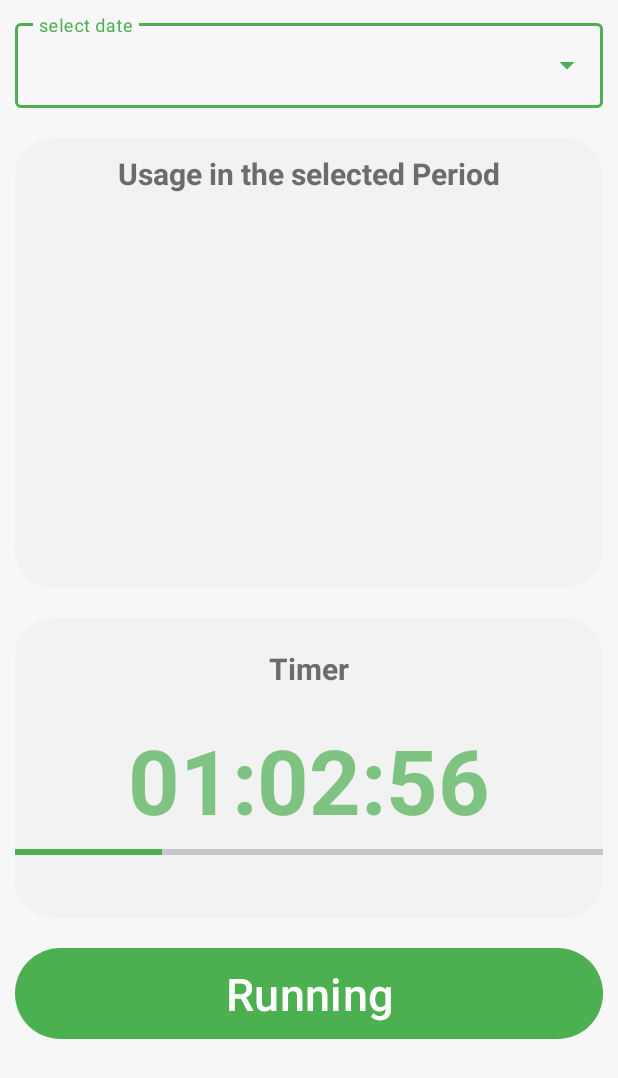
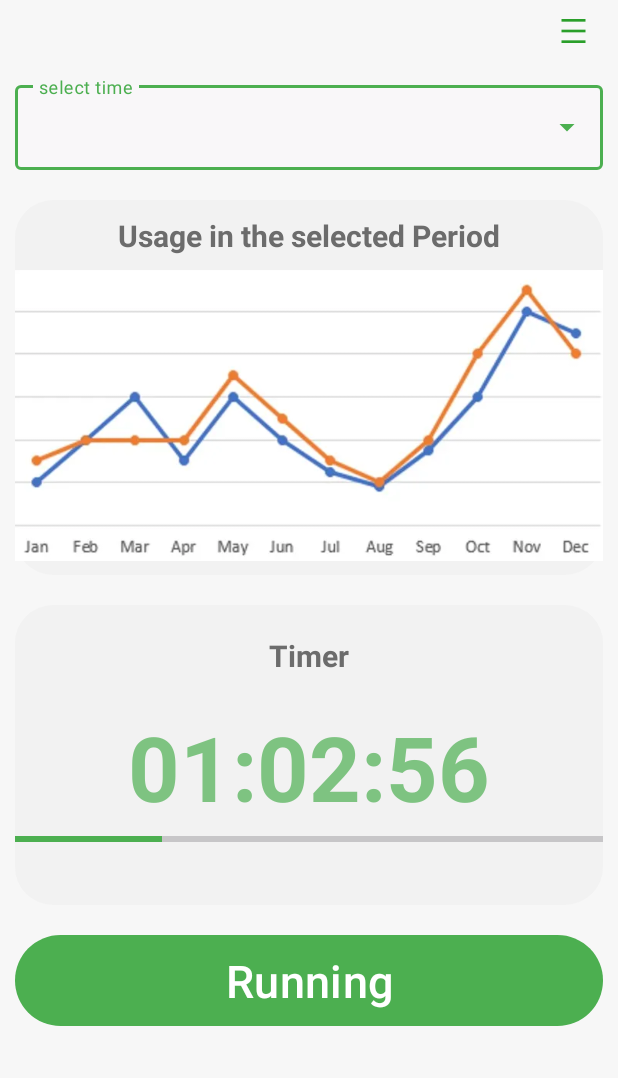
Before and after one commit to collinBlessing/SocialMediaMonitor, an Android app: the screen it shows after launch (MainActivity), on a phone screen of 412 x 824 dp. Shown: the top 1078 px of the screen. Run offline under Robolectric (Android 15) with nearby library versions, the phone set to English and light mode, and no system bars.

Commit message:
replaced with graph

```diff
--- a/app/build.gradle.kts
+++ b/app/build.gradle.kts
@@ -33,6 +33,7 @@ dependencies {
     implementation("androidx.appcompat:appcompat:1.6.1")
     implementation("com.google.android.material:material:1.8.0")
     implementation("androidx.constraintlayout:constraintlayout:2.1.4")
+    implementation("androidx.legacy:legacy-support-v4:1.0.0")
     testImplementation("junit:junit:4.13.2")
     androidTestImplementation("androidx.test.ext:junit:1.1.5")
     androidTestImplementation("androidx.test.espresso:espresso-core:3.5.1")
--- a/app/src/main/java/com/example/socialmediamonitor/MainActivity.java
+++ b/app/src/main/java/com/example/socialmediamonitor/MainActivity.java
@@ -1,6 +1,10 @@
 package com.example.socialmediamonitor;
 
+import androidx.appcompat.app.ActionBar;
+import androidx.appcompat.app.ActionBarDrawerToggle;
 import androidx.appcompat.app.AppCompatActivity;
+import androidx.drawerlayout.widget.DrawerLayout;
+
 import android.os.Bundle;
 import android.view.View;
 import android.widget.AdapterView;
@@ -8,6 +12,9 @@ import android.widget.ArrayAdapter;
 import android.widget.AutoCompleteTextView;
 import android.widget.Button;
 import android.widget.Toast;
+import android.widget.Toolbar;
+
+import com.google.android.material.navigation.NavigationView;
 
 public class MainActivity extends AppCompatActivity {
 
@@ -19,7 +26,9 @@ public class MainActivity extends AppCompatActivity {
 
     //connect button
     Button connectButton;
-
+    DrawerLayout drawerLayout;
+    NavigationView navigationView;
+    Toolbar toolbar;
     @Override
     protected void onCreate(Bundle savedInstanceState) {
         super.onCreate(savedInstanceState);
@@ -33,6 +42,11 @@ public class MainActivity extends AppCompatActivity {
         adapter_items = new ArrayAdapter<>(this, R.layout.list_item, months_worked_on);
         autoCompleteTextView.setAdapter(adapter_items);
 
+            //drawer layout
+        drawerLayout = findViewById(R.id.drawer_layout);
+
+
+        //set
         autoCompleteTextView.setOnItemClickListener(new AdapterView.OnItemClickListener() {
             @Override
             public void onItemClick(AdapterView<?> adapterView, View view, int i, long l) {
--- /dev/null
+++ b/app/src/main/res/drawable/baseline_account_circle_24.xml
@@ -0,0 +1,5 @@
+<vector android:height="24dp" android:tint="#2A9F2A"
+    android:viewportHeight="24" android:viewportWidth="24"
+    android:width="24dp" xmlns:android="http://schemas.android.com/apk/res/android">
+    <path android:fillColor="@android:color/white" android:pathData="M12,2C6.48,2 2,6.48 2,12s4.48,10 10,10s10,-4.48 10,-10S17.52,2 12,2zM12,6c1.93,0 3.5,1.57 3.5,3.5S13.93,13 12,13s-3.5,-1.57 -3.5,-3.5S10.07,6 12,6zM12,20c-2.03,0 -4.43,-0.82 -6.14,-2.88C7.55,15.8 9.68,15 12,15s4.45,0.8 6.14,2.12C16.43,19.18 14.03,20 12,20z"/>
+</vector>
--- /dev/null
+++ b/app/src/main/res/drawable/baseline_app_settings_alt_24.xml
@@ -0,0 +1,5 @@
+<vector android:height="24dp" android:tint="#2A9F2A"
+    android:viewportHeight="24" android:viewportWidth="24"
+    android:width="24dp" xmlns:android="http://schemas.android.com/apk/res/android">
+    <path android:fillColor="@android:color/white" android:pathData="M21.81,12.74l-0.82,-0.63v-0.22l0.8,-0.63c0.16,-0.12 0.2,-0.34 0.1,-0.51l-0.85,-1.48c-0.07,-0.13 -0.21,-0.2 -0.35,-0.2 -0.05,0 -0.1,0.01 -0.15,0.03l-0.95,0.38c-0.08,-0.05 -0.11,-0.07 -0.19,-0.11l-0.15,-1.01c-0.03,-0.21 -0.2,-0.36 -0.4,-0.36h-1.71c-0.2,0 -0.37,0.15 -0.4,0.34l-0.14,1.01c-0.03,0.02 -0.07,0.03 -0.1,0.05l-0.09,0.06 -0.95,-0.38c-0.05,-0.02 -0.1,-0.03 -0.15,-0.03 -0.14,0 -0.27,0.07 -0.35,0.2l-0.85,1.48c-0.1,0.17 -0.06,0.39 0.1,0.51l0.8,0.63v0.23l-0.8,0.63c-0.16,0.12 -0.2,0.34 -0.1,0.51l0.85,1.48c0.07,0.13 0.21,0.2 0.35,0.2 0.05,0 0.1,-0.01 0.15,-0.03l0.95,-0.37c0.08,0.05 0.12,0.07 0.2,0.11l0.15,1.01c0.03,0.2 0.2,0.34 0.4,0.34h1.71c0.2,0 0.37,-0.15 0.4,-0.34l0.15,-1.01c0.03,-0.02 0.07,-0.03 0.1,-0.05l0.09,-0.06 0.95,0.38c0.05,0.02 0.1,0.03 0.15,0.03 0.14,0 0.27,-0.07 0.35,-0.2l0.85,-1.48c0.1,-0.17 0.06,-0.39 -0.1,-0.51zM18,13.5c-0.83,0 -1.5,-0.67 -1.5,-1.5s0.67,-1.5 1.5,-1.5 1.5,0.67 1.5,1.5 -0.67,1.5 -1.5,1.5zM17,17h2v4c0,1.1 -0.9,2 -2,2H7c-1.1,0 -2,-0.9 -2,-2V3c0,-1.1 0.9,-2 2,-2h10c1.1,0 2,0.9 2,2v4h-2V6H7v12h10v-1z"/>
+</vector>
--- /dev/null
+++ b/app/src/main/res/drawable/baseline_density_medium_24.xml
@@ -0,0 +1,7 @@
+<vector android:height="24dp" android:tint="#2A9F2A"
+    android:viewportHeight="24" android:viewportWidth="24"
+    android:width="24dp" xmlns:android="http://schemas.android.com/apk/res/android">
+    <path android:fillColor="@android:color/white" android:pathData="M3,3h18v2h-18z"/>
+    <path android:fillColor="@android:color/white" android:pathData="M3,19h18v2h-18z"/>
+    <path android:fillColor="@android:color/white" android:pathData="M3,11h18v2h-18z"/>
+</vector>
--- /dev/null
+++ b/app/src/main/res/drawable/baseline_home_24.xml
@@ -0,0 +1,5 @@
+<vector android:height="24dp" android:tint="#2A9F2A"
+    android:viewportHeight="24" android:viewportWidth="24"
+    android:width="24dp" xmlns:android="http://schemas.android.com/apk/res/android">
+    <path android:fillColor="@android:color/white" android:pathData="M10,20v-6h4v6h5v-8h3L12,3 2,12h3v8z"/>
+</vector>
--- a/app/src/main/res/layout/activity_main.xml
+++ b/app/src/main/res/layout/activity_main.xml
@@ -1,14 +1,44 @@
 <?xml version="1.0" encoding="utf-8"?>
-<LinearLayout xmlns:android="http://schemas.android.com/apk/res/android"
+
+<androidx.drawerlayout.widget.DrawerLayout xmlns:android="http://schemas.android.com/apk/res/android"
     xmlns:tools="http://schemas.android.com/tools"
+    xmlns:app="http://schemas.android.com/apk/res-auto"
+    android:id="@+id/drawer_layout"
+
     android:layout_width="match_parent"
     android:layout_height="match_parent"
     android:background="#F7F7F7"
+    android:visibility="visible"
+    tools:context=".MainActivity"
+    android:fitsSystemWindows="true"
+    tools:openDrawer="start"
+    >
+<LinearLayout
+    android:layout_width="match_parent"
     android:orientation="vertical"
-    android:visibility="visible"
-    tools:context=".MainActivity">
+    android:layout_height="match_parent" >
 
-<!--    drop down-->
+
+<!--    <com.google.android.material.navigation.NavigationView-->
+<!--        android:layout_width="wrap_content"-->
+<!--        android:layout_height="match_parent"-->
+<!--        android:id="@+id/nav_view"-->
+<!--        app:headerLayout="@layout/header"-->
+<!--        app:menu="@menu/main_menu"-->
+<!--        android:layout_gravity="start"-->
+<!--        />-->
+
+
+    <ImageView
+        android:id="@+id/toogle"
+        android:layout_width="59dp"
+        android:layout_height="41dp"
+        android:layout_gravity="end"
+        android:padding="10dp"
+        app:srcCompat="@drawable/baseline_density_medium_24" />
+
+
+
     <com.google.android.material.textfield.TextInputLayout
         style="@style/Widget.MaterialComponents.TextInputLayout.OutlinedBox.ExposedDropdownMenu"
         android:layout_width="match_parent"
@@ -29,7 +59,7 @@
 <!-- graph layout-->
     <LinearLayout
         android:layout_width="match_parent"
-        android:layout_height="300dp"
+        android:layout_height="250dp"
         android:layout_marginStart="10dp"
         android:layout_marginTop="10dp"
         android:layout_marginEnd="10dp"
@@ -46,6 +76,10 @@
             android:text="Usage in the selected Period"
             android:textSize="20dp"
             android:textStyle="bold" />
+        <ImageView
+            android:layout_width="match_parent"
+            android:layout_height="wrap_content"
+            android:src="@drawable/wxr6xhca"/>
     </LinearLayout>
 
 <!--timer layout-->
@@ -105,5 +139,5 @@
 
         />
 
-
 </LinearLayout>
+</androidx.drawerlayout.widget.DrawerLayout>
--- /dev/null
+++ b/app/src/main/res/layout/header.xml
@@ -0,0 +1,31 @@
+<?xml version="1.0" encoding="utf-8"?>
+<LinearLayout xmlns:android="http://schemas.android.com/apk/res/android"
+    android:layout_width="match_parent"
+    android:orientation="vertical"
+    android:gravity="bottom"
+    android:background="#E8E8E8"
+    android:padding="20dp"
+    android:layout_height="200dp">
+
+    <ImageView
+        android:layout_width="141dp"
+        android:layout_height="100sp"
+        android:src="@drawable/logo" />
+
+    <TextView
+        android:layout_width="wrap_content"
+        android:layout_height="wrap_content"
+        android:fontFamily="sans-serif-black"
+        android:text="Social Media Monitor"
+        android:textColor="@color/accent_color"
+        android:textSize="20sp"
+        android:textStyle="bold" />
+
+    <TextView
+        android:layout_width="wrap_content"
+        android:layout_height="wrap_content"
+        android:fontFamily="sans-serif-condensed"
+        android:text="Balance social life "
+        android:textSize="12sp" />
+
+</LinearLayout>
--- /dev/null
+++ b/app/src/main/res/menu/main_menu.xml
@@ -0,0 +1,17 @@
+<?xml version="1.0" encoding="utf-8"?>
+<menu xmlns:android="http://schemas.android.com/apk/res/android">
+    <group android:checkableBehavior="single">
+        <item
+            android:id="@+id/nav_home"
+            android:icon="@drawable/baseline_home_24"
+            android:title="Home" />
+        <item
+            android:id="@+id/nav_accounts"
+            android:icon="@drawable/baseline_account_circle_24"
+            android:title="Social Accounts" />
+        <item
+            android:id="@+id/nav_settings"
+            android:icon="@drawable/baseline_app_settings_alt_24"
+            android:title="Settings" />
+    </group>
+</menu>
--- a/app/src/main/res/values/strings.xml
+++ b/app/src/main/res/values/strings.xml
@@ -1,4 +1,6 @@
 <resources>
     <string name="app_name">SocialMediaMonitor</string>
-    <string name="select">select date</string>
+    <string name="select">select time</string>
+    <string name="navigation_drawer_open">Open navigation drawer</string>
+    <string name="navigation_drawer_close">Close navigation drawer</string>
 </resources>
```
Also changed, not shown: app/src/main/res/drawable/wxr6xhca.png (added), build.gradle.kts (line endings or trailing spaces).
